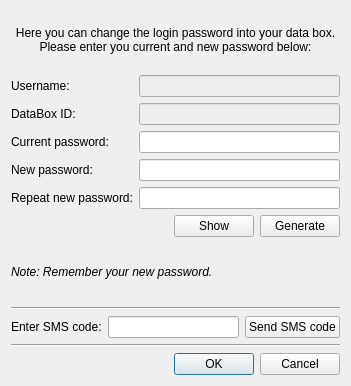
This is src/gui/ui/dlg_change_pwd.ui in psakar/datovka as Qt 5 draws it before an edit. The edited form follows.
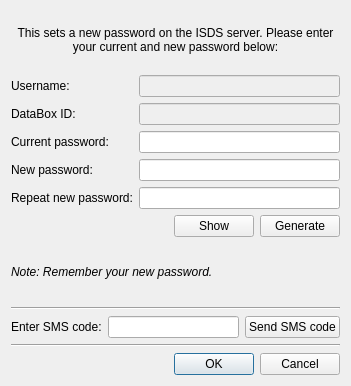
This is the edited form. Icons and pictures are not drawn.

```diff
--- a/src/gui/ui/dlg_change_pwd.ui
+++ b/src/gui/ui/dlg_change_pwd.ui
@@ -27,7 +27,7 @@
    <item>
     <widget class="QLabel" name="infoLabel">
      <property name="text">
-      <string>Here you can change the login password into your data box. Please enter you current and new password below:</string>
+      <string>This sets a new password on the ISDS server. Please enter your current and new password below:</string>
      </property>
      <property name="alignment">
       <set>Qt::AlignCenter</set>
```
